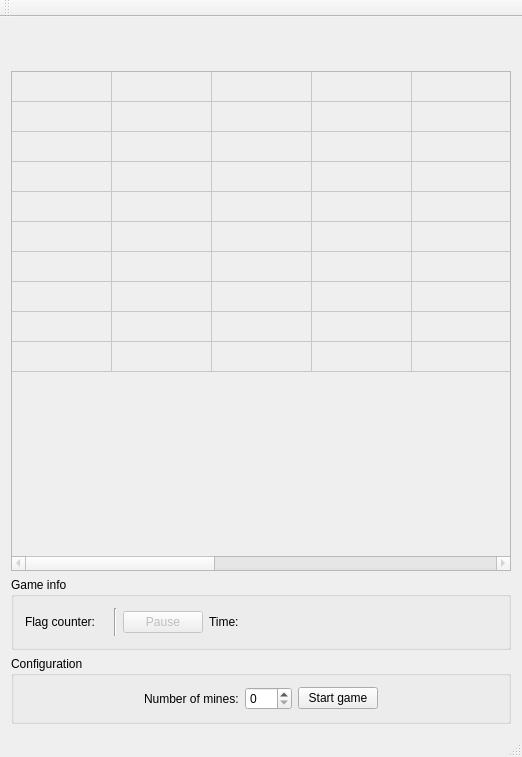
The window that mines.ui (pavolmarak/minesweeper) describes before a commit, drawn with Qt 5.
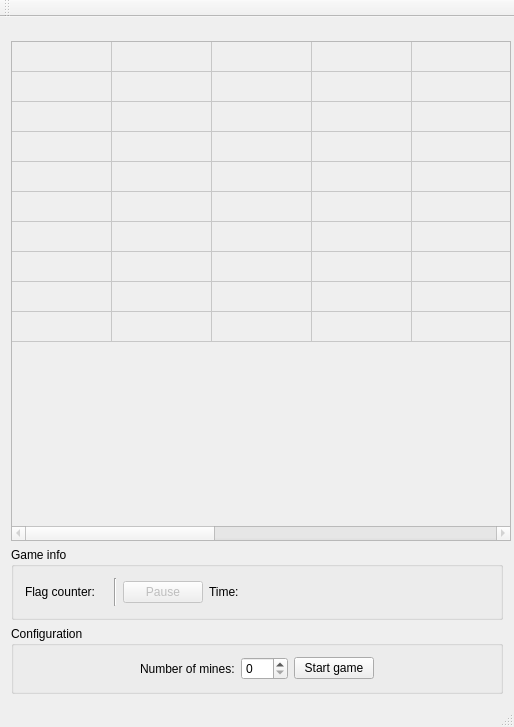
The same window after the commit. Custom widgets are drawn as their Qt base class.

Commit message: Fixed a couple of problems with window resizing behaviour.

The edit to the form file:
```diff
--- a/mines.ui
+++ b/mines.ui
@@ -6,26 +6,26 @@
    <rect>
     <x>0</x>
     <y>0</y>
-    <width>520</width>
-    <height>757</height>
+    <width>514</width>
+    <height>727</height>
    </rect>
   </property>
   <property name="sizePolicy">
-   <sizepolicy hsizetype="Preferred" vsizetype="Preferred">
+   <sizepolicy hsizetype="Minimum" vsizetype="Maximum">
     <horstretch>0</horstretch>
     <verstretch>0</verstretch>
    </sizepolicy>
   </property>
   <property name="minimumSize">
    <size>
-    <width>0</width>
+    <width>514</width>
     <height>0</height>
    </size>
   </property>
   <property name="maximumSize">
    <size>
-    <width>520</width>
-    <height>99999</height>
+    <width>514</width>
+    <height>727</height>
    </size>
   </property>
   <property name="windowTitle">
@@ -35,6 +35,9 @@
    <layout class="QHBoxLayout" name="horizontalLayout">
     <item>
      <layout class="QVBoxLayout" name="verticalLayout">
+      <property name="spacing">
+       <number>6</number>
+      </property>
       <property name="sizeConstraint">
        <enum>QLayout::SetMinimumSize</enum>
       </property>
@@ -43,10 +46,13 @@
         <property name="orientation">
          <enum>Qt::Vertical</enum>
         </property>
+        <property name="sizeType">
+         <enum>QSizePolicy::Expanding</enum>
+        </property>
         <property name="sizeHint" stdset="0">
          <size>
-          <width>20</width>
-          <height>40</height>
+          <width>0</width>
+          <height>0</height>
          </size>
         </property>
        </spacer>
@@ -217,6 +223,12 @@
       </item>
       <item>
        <widget class="QGroupBox" name="gameinfo_groupbox">
+        <property name="sizePolicy">
+         <sizepolicy hsizetype="Preferred" vsizetype="Maximum">
+          <horstretch>0</horstretch>
+          <verstretch>0</verstretch>
+         </sizepolicy>
+        </property>
         <property name="title">
          <string>Game info</string>
         </property>
@@ -309,6 +321,12 @@
       </item>
       <item>
        <widget class="QGroupBox" name="config_groupbox">
+        <property name="sizePolicy">
+         <sizepolicy hsizetype="Preferred" vsizetype="Maximum">
+          <horstretch>0</horstretch>
+          <verstretch>0</verstretch>
+         </sizepolicy>
+        </property>
         <property name="title">
          <string>Configuration</string>
         </property>
```
Left out of the diff: 10 changed lines with no effect on the pictures. The commit also changes 6 other files.
